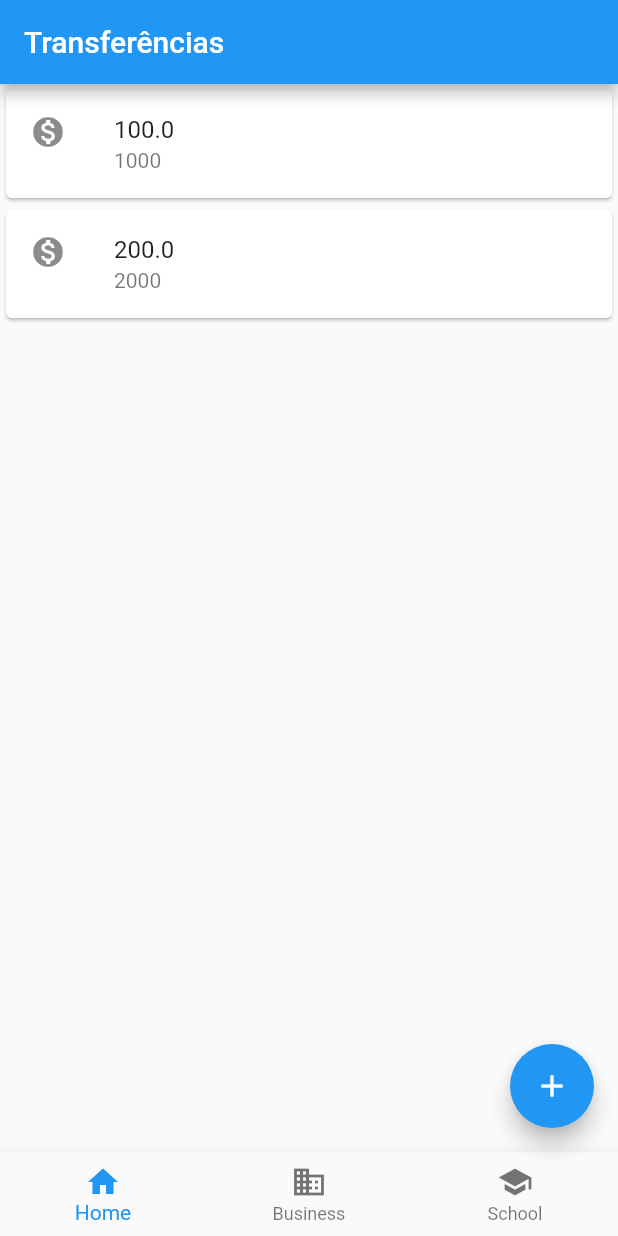
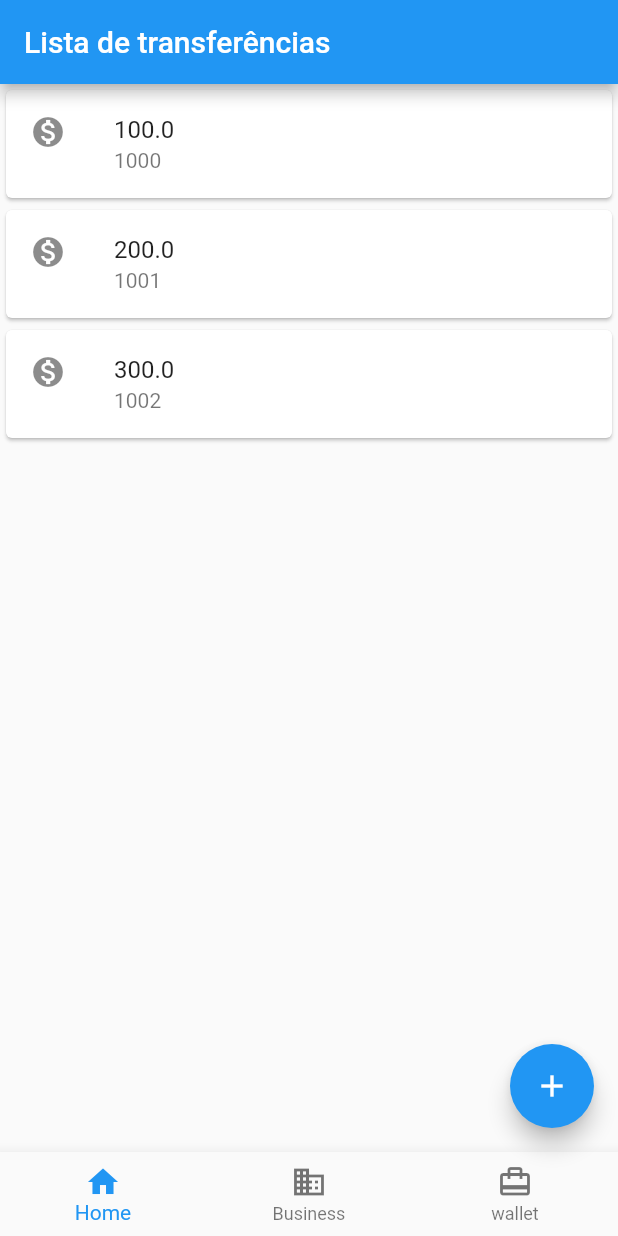
Before and after one commit to gabsabreu/bytebank, a Flutter app: the screen it shows after launch, on a phone screen of 412 x 824 dp. Run offline on Flutter 3.47's test engine with Material 2 defaults, Android fonts, the phone set to English and light mode, and no system bars.

Commit message:
refatoração-1

```diff
--- a/flutter_application_1/lib/main.dart
+++ b/flutter_application_1/lib/main.dart
@@ -3,26 +3,9 @@ import 'package:flutter/material.dart';
 void main() => runApp(
       MaterialApp(
         home: Scaffold(
-          body: Column(
-            children: <Widget>[
-              Card(
-                child: ListTile(
-                  leading: Icon(Icons.monetization_on),
-                  title: Text('100.0'),
-                  subtitle: Text('1000'),
-                ),
-              ),
-              Card(
-                child: ListTile(
-                  leading: Icon(Icons.monetization_on),
-                  title: Text('200.0'),
-                  subtitle: Text('2000'),
-                ),
-              ),
-            ],
-          ),
+          body: ListaTransferencias(),
           appBar: AppBar(
-            title: Text('Transferências'),
+            title: Text('Lista de transferências'),
           ),
           floatingActionButton: FloatingActionButton(
             onPressed: () {},
@@ -39,11 +22,48 @@ void main() => runApp(
                 label: 'Business',
               ),
               BottomNavigationBarItem(
-                icon: Icon(Icons.school),
-                label: 'School',
+                icon: Icon(Icons.wallet_travel),
+                label: 'wallet',
               ),
             ],
           ),
         ),
       ),
     );
+
+class ListaTransferencias extends StatelessWidget {
+  @override
+  Widget build(BuildContext context) {
+    return Column(
+      children: <Widget>[
+        ItemTransferencia(Transferencia(100.0, 1000)),
+        ItemTransferencia(Transferencia(200.0, 1001)),
+        ItemTransferencia(Transferencia(300.0, 1002)),
+      ],
+    );
+  }
+}
+
+class ItemTransferencia extends StatelessWidget {
+  final Transferencia _transferencia;
+
+  ItemTransferencia(this._transferencia);
+
+  @override
+  Widget build(BuildContext context) {
+    return Card(
+      child: ListTile(
+        leading: Icon(Icons.monetization_on),
+        title: Text(_transferencia.valor.toString()),
+        subtitle: Text(_transferencia.numeroConta.toString()),
+      ),
+    );
+  }
+}
+
+class Transferencia {
+  final double valor;
+  final int numeroConta;
+
+  Transferencia(this.valor, this.numeroConta);
+}
```
